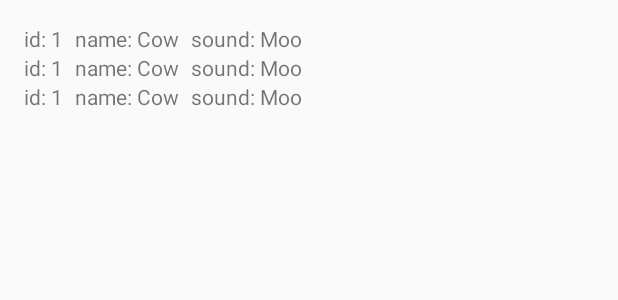
After one commit to philly0494/MedicineHalfLife, an Android app: the layout activity_drug_database.xml on its own in the app's theme, with its tools: preview values and no code run, on a phone screen of 412 x 824 dp. The commit adds this screen. Shown: the top 300 px of the screen. Run offline under Robolectric (Android 15) with nearby library versions, the light colour scheme and no system bars.

Commit message:
created a RoomDatabase for the drug list.

```diff
--- a/app/src/main/AndroidManifest.xml
+++ b/app/src/main/AndroidManifest.xml
@@ -1,8 +1,9 @@
 <?xml version="1.0" encoding="utf-8"?>
 <manifest xmlns:android="http://schemas.android.com/apk/res/android"
     package="com.example.medicinehalflife">
+
     <uses-permission android:name="android.permission.INTERNET" />
-    <uses-permission android:name="android.permission.ACCESS_NETWORK_STATE"/>
+    <uses-permission android:name="android.permission.ACCESS_NETWORK_STATE" />
 
     <application
         android:allowBackup="true"
@@ -11,6 +12,7 @@
         android:roundIcon="@mipmap/ic_launcher_round"
         android:supportsRtl="true"
         android:theme="@style/AppTheme.NoActionBar">
+        <activity android:name=".DrugDatabase"></activity>
         <activity android:name=".MainActivity">
             <intent-filter>
                 <action android:name="android.intent.action.MAIN" />
@@ -18,7 +20,6 @@
                 <category android:name="android.intent.category.LAUNCHER" />
             </intent-filter>
         </activity>
-
     </application>
 
 </manifest>
--- a/app/src/main/java/com/example/medicinehalflife/TakenDrug.java
+++ b/app/src/main/java/com/example/medicinehalflife/TakenDrug.java
@@ -9,11 +9,6 @@ public class TakenDrug {
 
     public TakenDrug(int hl){
         this.halflife = hl;
-    }
-
-    public TakenDrug(Drug d) {
-        this.halflife = d.HalflifeMinutes;
-        this.Name = d.Name;
     }
 
     //Simulates concentration over time.  Requires halflife
--- /dev/null
+++ b/app/src/main/res/layout/activity_drug_database.xml
@@ -0,0 +1,20 @@
+<?xml version="1.0" encoding="utf-8"?>
+<androidx.constraintlayout.widget.ConstraintLayout xmlns:android="http://schemas.android.com/apk/res/android"
+    xmlns:app="http://schemas.android.com/apk/res-auto"
+    xmlns:tools="http://schemas.android.com/tools"
+    android:layout_width="match_parent"
+    android:layout_height="match_parent"
+    app:layout_behavior="@string/appbar_scrolling_view_behavior">
+
+
+    <androidx.recyclerview.widget.RecyclerView
+        android:id="@+id/recyclerview"
+        android:layout_width="match_parent"
+        android:layout_height="wrap_content"
+        android:layout_margin="16dp"
+        app:layout_constraintEnd_toEndOf="parent"
+        app:layout_constraintStart_toStartOf="parent"
+        app:layout_constraintTop_toTopOf="parent"
+        tools:listitem="@layout/recyclerview_item" />
+
+</androidx.constraintlayout.widget.ConstraintLayout>
--- /dev/null
+++ b/app/src/main/res/layout/recyclerview_item.xml
@@ -0,0 +1,28 @@
+<?xml version="1.0" encoding="utf-8"?>
+<LinearLayout xmlns:android=
+    "http://schemas.android.com/apk/res/android" android:layout_width="match_parent"
+    xmlns:tools="http://schemas.android.com/tools"
+    android:layout_height="wrap_content">
+
+    <TextView
+        android:id="@+id/drug_id_list_item"
+        android:layout_width="wrap_content"
+        android:layout_height="wrap_content"
+        tools:text="id: 1"
+        android:layout_marginEnd="8dp"
+        android:layout_marginRight="8dp" />
+
+    <TextView
+        android:id="@+id/drug_name_list_item"
+        android:layout_width="wrap_content"
+        android:layout_height="wrap_content"
+        tools:text="name: Cow"
+        android:layout_marginEnd="8dp"
+        android:layout_marginRight="8dp" />
+
+    <TextView
+        android:id="@+id/drug_half_life_list_item"
+        android:layout_width="wrap_content"
+        android:layout_height="wrap_content"
+        tools:text="sound: Moo" />
+</LinearLayout>
--- a/app/src/main/res/menu/menu_main.xml
+++ b/app/src/main/res/menu/menu_main.xml
@@ -9,4 +9,10 @@
         android:title="@string/action_graph"
         app:showAsAction="ifRoom" />
 
+    <item
+        android:id="@+id/action_database"
+        android:orderInCategory="20"
+        android:title="Database"
+        app:showAsAction="ifRoom" />
+
 </menu>
```
Also changed, not shown: app/build.gradle (+14 -0 lines), app/src/main/assets/drugs.json (added, +19 -0 lines), app/src/main/java/com/example/medicinehalflife/Drug.java (+36 -2 lines), app/src/main/java/com/example/medicinehalflife/DrugClass.java (added, +7 -0 lines), app/src/main/java/com/example/medicinehalflife/DrugDao.java (added, +22 -0 lines), app/src/main/java/com/example/medicinehalflife/DrugDatabase.java (added, +39 -0 lines), app/src/main/java/com/example/medicinehalflife/DrugListAdapter.java (added, +75 -0 lines), app/src/main/java/com/example/medicinehalflife/DrugRepository.java (added, +25 -0 lines), app/src/main/java/com/example/medicinehalflife/DrugRoomDatabase.java (added, +110 -0 lines), app/src/main/java/com/example/medicinehalflife/DrugViewModel.java (added, +26 -0 lines), app/src/main/java/com/example/medicinehalflife/MainActivity.java (+6 -14 lines).
